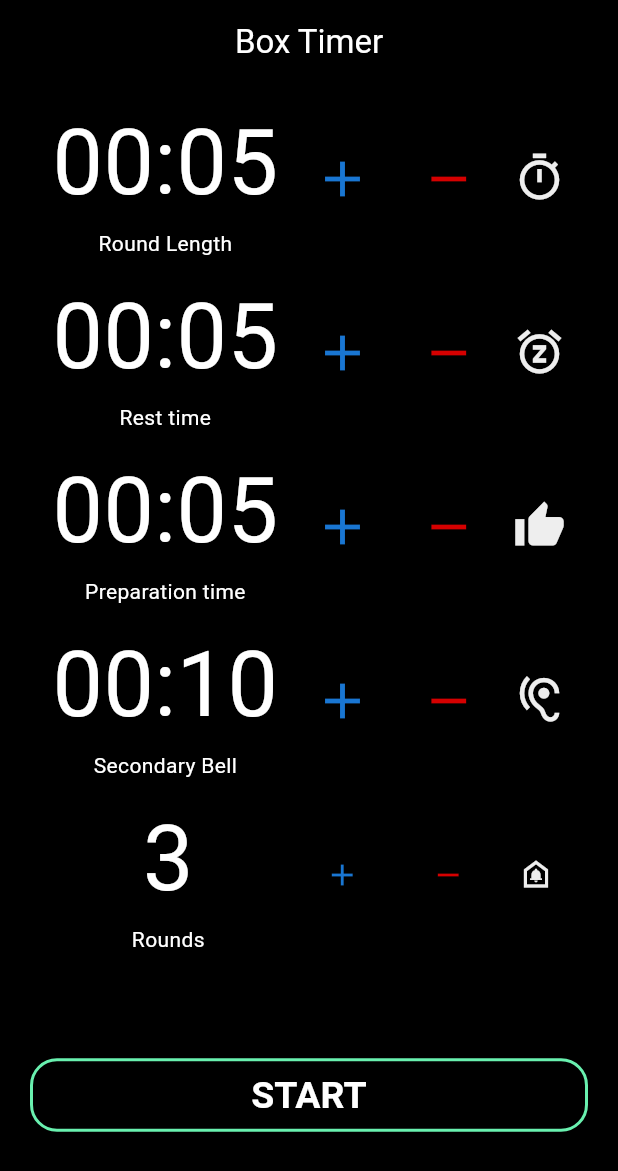
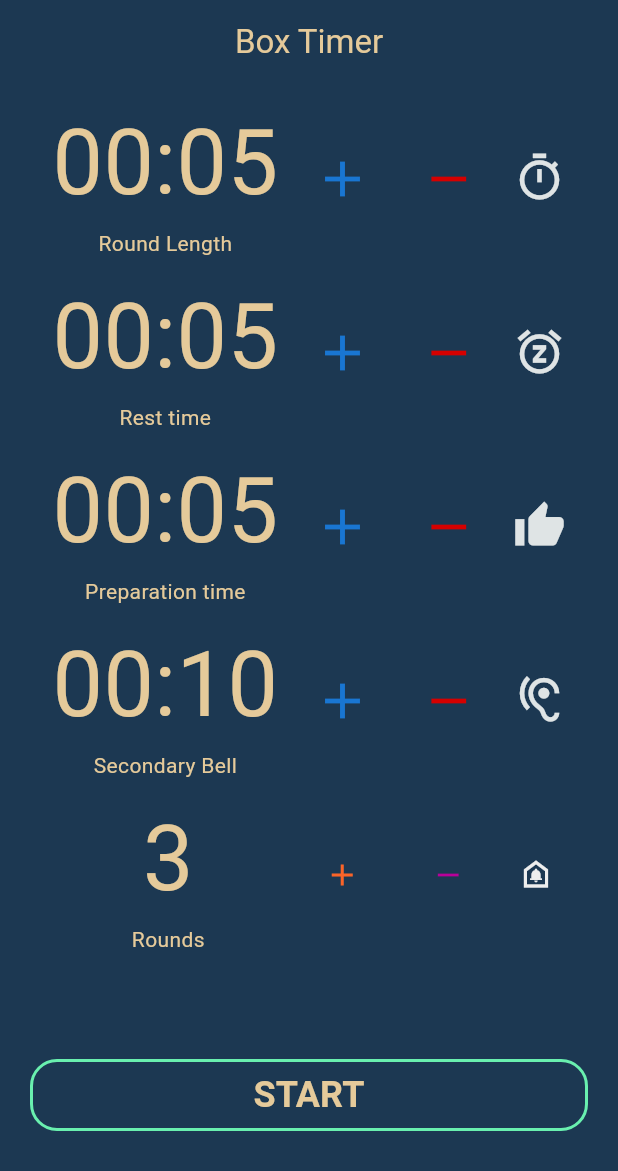
Before and after one commit to LeonardoVelarde/box_round_timer, a Flutter app: the screen it shows after launch, on a phone screen of 412 x 824 dp. Shown: the top 1171 px of the screen. Run offline on Flutter 3.47's test engine with Material 3 defaults, Android fonts, the phone set to English and light mode, and no system bars; our stand-ins replace audioplayers.

Commit message:
New clor pallettte test

```diff
--- a/lib/main.dart
+++ b/lib/main.dart
@@ -1,6 +1,5 @@
 // ignore: unused_import
 import 'dart:developer' as developer;
-
 import 'package:boxing_round_timer/src/screens/round_timer.dart';
 import 'package:boxing_round_timer/src/utils/box_timer_theme.dart';
 import 'package:flutter/material.dart';
@@ -137,7 +136,7 @@ class _MyHomePageState extends State<MyHomePage> {
                     flex: 3,
                   ),
                   IconButton(
-                    icon: const Icon(Icons.add, color: Color.fromARGB(255, 25, 118, 210)),
+                    icon: const Icon(Icons.add, color: Color.fromARGB(255, 250, 100, 40)),
                     tooltip: 'Aumentar una ronda',
                     onPressed: () {
                       _changeRoundCounter(1);
@@ -145,7 +144,7 @@ class _MyHomePageState extends State<MyHomePage> {
                   ),
                   const Spacer(),
                   IconButton(
-                    icon: const Icon(Icons.remove, color: Color.fromARGB(255, 213, 0, 0)),
+                    icon: const Icon(Icons.remove, color: Color.fromARGB(255, 184, 0, 153)),
                     tooltip: 'Reducir una ronda',
                     onPressed: () {
                       _changeRoundCounter(-1);
@@ -194,7 +193,7 @@ class _MyHomePageState extends State<MyHomePage> {
                       ),
                       child: const Padding(
                         padding: EdgeInsets.symmetric(vertical: 10.0),
-                        child: Text( 'START', style: TextStyle(fontSize: 25.0, color: TimerSettingsScreenTheme.textColor))
+                        child: Text( 'START', style: TextStyle(fontSize: 24.0, color: TimerSettingsScreenTheme.textColor))
                     )),
                 ),
               const Spacer(),
--- a/lib/src/utils/box_timer_theme.dart
+++ b/lib/src/utils/box_timer_theme.dart
@@ -3,8 +3,9 @@ import 'package:flutter/material.dart';
 class TimerSettingsScreenTheme {
   TimerSettingsScreenTheme._();
 
-  static const Color backgroundColor = Color.fromARGB(255, 0, 0, 0);
+  static const Color backgroundColor = Color.fromARGB(255, 28, 56, 82);
   static const Color borderColor = Color.fromARGB(255, 0, 0, 0);
-  static const Color textColor = Color.fromARGB(255, 255, 255, 255);
+  static const Color textColor = Color.fromARGB(255, 229, 202, 154);
+  static const Color secondaryTextColor = Color.fromARGB(255, 229, 202, 154);
   static const Color startButtonOutlineColor = Color.fromARGB(255, 105, 240, 175);
 }
--- a/lib/src/widgets/timer_input.dart
+++ b/lib/src/widgets/timer_input.dart
@@ -1,5 +1,5 @@
 import 'package:flutter/material.dart';
-
+import 'package:boxing_round_timer/src/utils/box_timer_theme.dart';
 import '../utils/timer_formatter.dart';
 
 class TimerInput extends StatefulWidget {
@@ -52,8 +52,8 @@ class _TimerInputState extends State<TimerInput> {
           children: [
             Text(TimerFormatter.formatFromSeconds(_roundLengthInSec),
                 textAlign: TextAlign.center,
-                style: const TextStyle(fontSize: 60, color: Colors.white)),
-            Text(widget.label, style: const TextStyle(color: Colors.white)),
+                style: const TextStyle(fontSize: 60, color: TimerSettingsScreenTheme.textColor)),
+            Text(widget.label, style: const TextStyle(color: TimerSettingsScreenTheme.textColor)),
           ],
         ),
         const Spacer(),
@@ -76,7 +76,7 @@ class _TimerInputState extends State<TimerInput> {
         Text.rich(
           TextSpan(
             children: [
-              WidgetSpan(child: Icon(widget.iconLabel, color: const Color.fromARGB(255, 238, 238, 238), size: 35)),
+              WidgetSpan(child: Icon(widget.iconLabel, color: const Color.fromARGB(255, 223, 228, 229), size: 35)),
             ],
           ),
         ),
```
